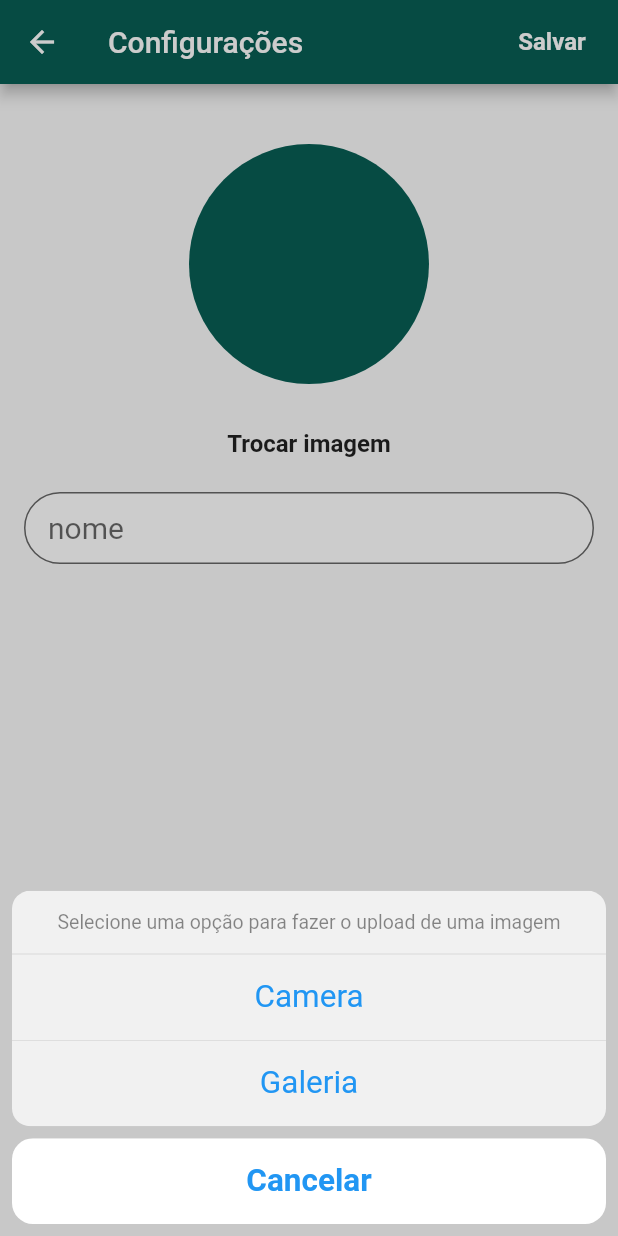
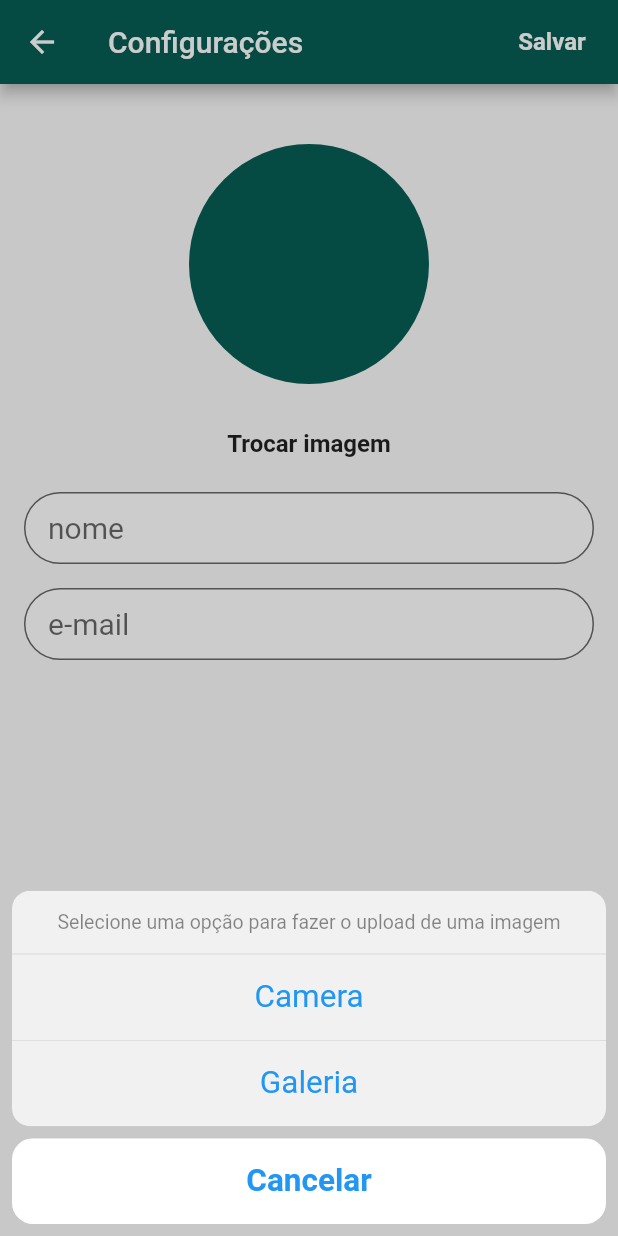
Before and after one commit to salllgado/flutter_whatsapp, a Flutter app: the Settings screen opened by its route, after a tap on "Trocar imagem", on a phone screen of 412 x 824 dp. Run offline on Flutter 3.47's test engine with Material 2 defaults, Android fonts, the phone set to English and light mode, and no system bars; our stand-ins replace cloud_firestore, firebase_auth, firebase_storage, image_picker; accounts and stored records are empty; network calls fail.

```diff
--- a/lib/homeTabs/TalksTab.dart
+++ b/lib/homeTabs/TalksTab.dart
@@ -9,7 +9,7 @@ class TalksTab extends StatefulWidget {
 
 class _TalksTabState extends State<TalksTab> {
   List<Chat> chatList = [
-    Chat("Laura", "Olá",
+    Chat("Lais", "Olá",
         "https://firebasestorage.googleapis.com/v0/b/whatsapp-a6e5e.appspot.com/o/Profile%2Fperfil1.jpg?alt=media&token=7fa6b120-6680-43a0-83ff-b6deafcce76b"),
     Chat("Leila", "Venha aqui meu filho",
         "https://firebasestorage.googleapis.com/v0/b/whatsapp-a6e5e.appspot.com/o/Profile%2Fperfil1.jpg?alt=media&token=7fa6b120-6680-43a0-83ff-b6deafcce76b"),
--- a/lib/model/Contact.dart
+++ b/lib/model/Contact.dart
@@ -1,11 +1,13 @@
 class Contact {
   String _name;
+  String _email;
   String _photoUrl;
 
-  Contact(this._name, this._photoUrl);
+  Contact(this._name, this._email, this._photoUrl);
 
-  set(String name, String photoUrl) {
+  set(String name, String email, String photoUrl) {
     this._name = name;
+    this._email = email;
     this._photoUrl = photoUrl;
   }
 
--- a/lib/settings.dart
+++ b/lib/settings.dart
@@ -4,6 +4,7 @@ import 'package:flutter/material.dart';
 import 'package:flutter/cupertino.dart';
 
 import 'package:firebase_storage/firebase_storage.dart';
+import 'package:cloud_firestore/cloud_firestore.dart';
 import 'package:firebase_auth/firebase_auth.dart';
 import 'package:flutterwhatsapp/model/User.dart';
 
@@ -19,9 +20,11 @@ class Settings extends StatefulWidget {
 }
 
 class _SettingsState extends State<Settings> {
-  // Variables
   TextEditingController _nameController = TextEditingController();
+  TextEditingController _emailController = TextEditingController();
+
   Image _userImageFile;
+
   String _imageUrl;
   bool _loading = false;
 
@@ -78,9 +81,10 @@ class _SettingsState extends State<Settings> {
     FirebaseStorage storage = FirebaseStorage.instance;
     StorageReference mainFolder = storage.ref();
     StorageReference file = mainFolder.child("Profile").child("$_userUID.jpg");
-    // file.putFile(fileImage);
+    file.putFile(fileImage);
 
     StorageUploadTask task = file.putFile(fileImage);
+    String fileUrl = await file.getDownloadURL();
 
     task.events.listen((storageTaskEvent) {
       switch (storageTaskEvent.type) {
@@ -98,8 +102,11 @@ class _SettingsState extends State<Settings> {
     });
 
     task.onComplete.then((snapshot) => {
-      _getImageURLFromRemote()
-    });
+          _saveDataOnFirestore(fileUrl),
+          setState(() {
+            this._imageUrl = fileUrl;
+          })
+        });
   }
 
   Future _getImageURLFromRemote() async {
@@ -107,18 +114,39 @@ class _SettingsState extends State<Settings> {
     FirebaseUser user = await authInstance.currentUser();
     String _userUID = user.uid;
 
-    FirebaseStorage storage = FirebaseStorage.instance;
-    StorageReference mainFolder = storage.ref();
+    Firestore db = Firestore.instance;
+    DocumentSnapshot snapshot =
+        await db.collection("users").document(_userUID).get();
 
-    /*
-    caso não houver imagem o app vai quebrar, no exemplo salvamos a url no firebase para recuperar ela por la
-    e verificar se ela é nula ou não
-    */
-    String _imageUrl = await mainFolder.child("Profile").child("$_userUID.jpg").getDownloadURL();
+    Map<String, dynamic> userData = snapshot.data;
+    _nameController.text = userData["name"];
+    _emailController.text = userData["email"];
 
     setState(() {
-      this._imageUrl = _imageUrl;
+      this._imageUrl = userData["imageUrl"];
     });
+  }
+
+  Future _saveDataOnFirestore(String url) async {
+    FirebaseAuth authInstance = FirebaseAuth.instance;
+    FirebaseUser user = await authInstance.currentUser();
+    String _userUID = user.uid;
+
+    Map<String, dynamic> updateData = {"imageUrl": url};
+
+    Firestore db = Firestore.instance;
+    db.collection("users").document(_userUID).updateData(updateData);
+  }
+
+  Future _saveUserDataOnFirestore(String name) async {
+    FirebaseAuth authInstance = FirebaseAuth.instance;
+    FirebaseUser user = await authInstance.currentUser();
+    String _userUID = user.uid;
+
+    Map<String, dynamic> updateData = {"name": name};
+
+    Firestore db = Firestore.instance;
+    db.collection("users").document(_userUID).updateData(updateData);
   }
 
   Widget handlerLoadingIfNeeded() {
@@ -158,6 +186,30 @@ class _SettingsState extends State<Settings> {
         ));
   }
 
+  Widget getImageView() {
+    return CircleAvatar(
+      radius: 80,
+      backgroundColor: AppColors.primaryCollor,
+      child: ClipOval(
+        child: Image.network(
+          _imageUrl,
+          width: 150,
+          height: 150,
+          fit: BoxFit.cover,
+        ),
+      ),
+    );
+  }
+
+  Widget getLoadingIndicator() {
+    return Padding(
+      padding: EdgeInsets.all(32),
+      child: Column(
+        children: [CircularProgressIndicator()],
+      )
+    );
+  }
+
   @override
   Widget build(BuildContext context) {
     return Scaffold(
@@ -172,7 +224,10 @@ class _SettingsState extends State<Settings> {
                   fontWeight: FontWeight.bold,
                   color: Colors.white),
             ),
-            onPressed: () {},
+            onPressed: () {
+              _saveUserDataOnFirestore(
+                  _nameController.text);
+            },
           ),
         ],
       ),
@@ -184,12 +239,9 @@ class _SettingsState extends State<Settings> {
             children: [
               Padding(
                 padding: EdgeInsets.only(top: 32),
-                child: CircleAvatar(
-                  radius: 80,
-                  backgroundColor: AppColors.primaryCollor,
-                  child: handlerLoadingIfNeeded(),
-                  backgroundImage: _imageUrl != null ? NetworkImage(_imageUrl) : null,
-                ),
+                child: _imageUrl != null
+                    ? getImageView()
+                    : Container(height: 150, width: 150),
               ),
               Padding(
                 padding: EdgeInsets.only(top: 16),
@@ -221,7 +273,24 @@ class _SettingsState extends State<Settings> {
                         borderRadius: BorderRadius.circular(32)),
                   ),
                 ),
-              )
+              ),
+              Padding(
+                padding: EdgeInsets.all(8),
+                child: TextField(
+                  controller: _emailController,
+                  keyboardType: TextInputType.emailAddress,
+                  style: TextStyle(fontSize: 20),
+                  decoration: InputDecoration(
+                    hintText: AppStrings.emailHint,
+                    contentPadding: EdgeInsets.fromLTRB(16, 8, 16, 8),
+                    filled: true,
+                    fillColor: AppColors.textFieldBackground,
+                    border: OutlineInputBorder(
+                        borderRadius: BorderRadius.circular(32)),
+                  ),
+                ),
+              ),
+            _loading ? getLoadingIndicator() : Container(),
             ],
           ),
         ),
--- a/lib/signup.dart
+++ b/lib/signup.dart
@@ -62,7 +62,7 @@ class _SignUpState extends State<SignUp> {
 
   void _createUserDataOnDatabase(AuthResult authData, User user) {
     Firestore db = Firestore.instance;
-    db.collection("usuarios").document(authData.user.uid).setData(user.toMap());
+    db.collection("users").document(authData.user.uid).setData(user.toMap());
   }
 
   @override
```
Also changed, not shown: lib/homeTabs/ContactsTab.dart (+63 -13 lines), lib/model/User.dart (+9 -1 lines), 3 other files.
